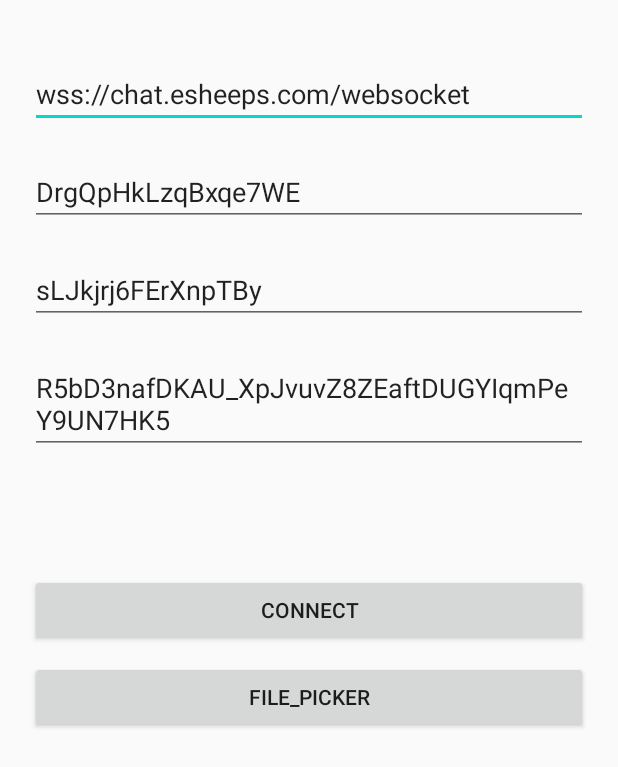
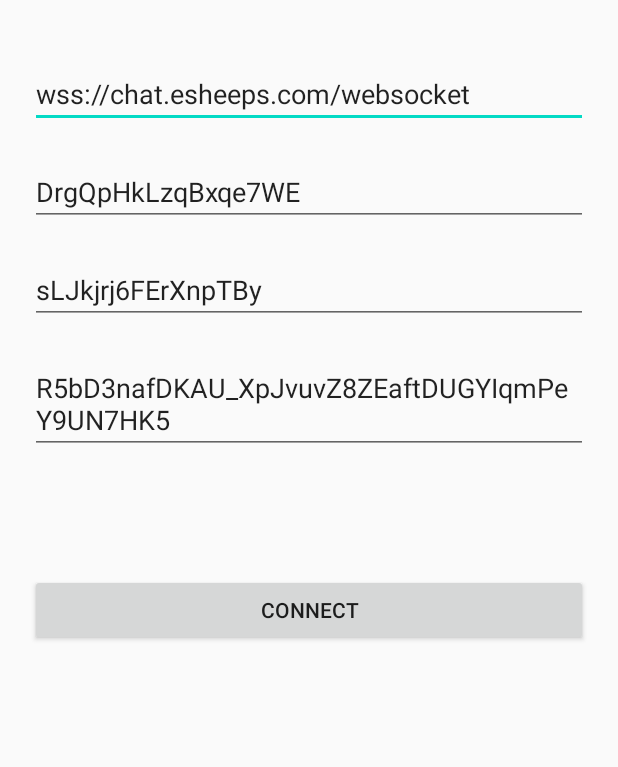
Before and after one commit to ruilisi/im_android, an Android app: the screen it shows after launch (MainActivity), on a phone screen of 412 x 824 dp. Shown: the top 767 px of the screen. Run offline under Robolectric (Android 15) with nearby library versions, the phone set to English and light mode, and no system bars; libraries missing offline, so code that uses them is left out: com.chat.android, com.rls.pickfile.

Commit message:
remove file picker

```diff
--- a/app/build.gradle
+++ b/app/build.gradle
@@ -37,7 +37,6 @@ dependencies {
     implementation 'androidx.appcompat:appcompat:1.2.0'
     implementation 'androidx.constraintlayout:constraintlayout:2.0.4'
     implementation project(path: ':im.chat.android.sdk')
-    implementation project(path: ':android.file.picker')
     testImplementation 'junit:junit:4.12'
     androidTestImplementation 'androidx.test.ext:junit:1.1.2'
     androidTestImplementation 'androidx.test.espresso:espresso-core:3.3.0'
--- a/app/src/main/res/layout/activity_main.xml
+++ b/app/src/main/res/layout/activity_main.xml
@@ -56,16 +56,6 @@
             android:paddingBottom="5dp"
             android:text="connect" />
 
-        <Button
-            android:id="@+id/file"
-            android:layout_width="match_parent"
-            android:layout_height="wrap_content"
-            android:layout_marginTop="10dp"
-            android:onClick="filePick"
-            android:paddingTop="5dp"
-            android:paddingBottom="5dp"
-            android:text="file_picker" />
-
 
     </LinearLayout>
 
```
Also changed, not shown: app/src/main/java/com/rls/im/MainActivity.kt (+0 -15 lines).
